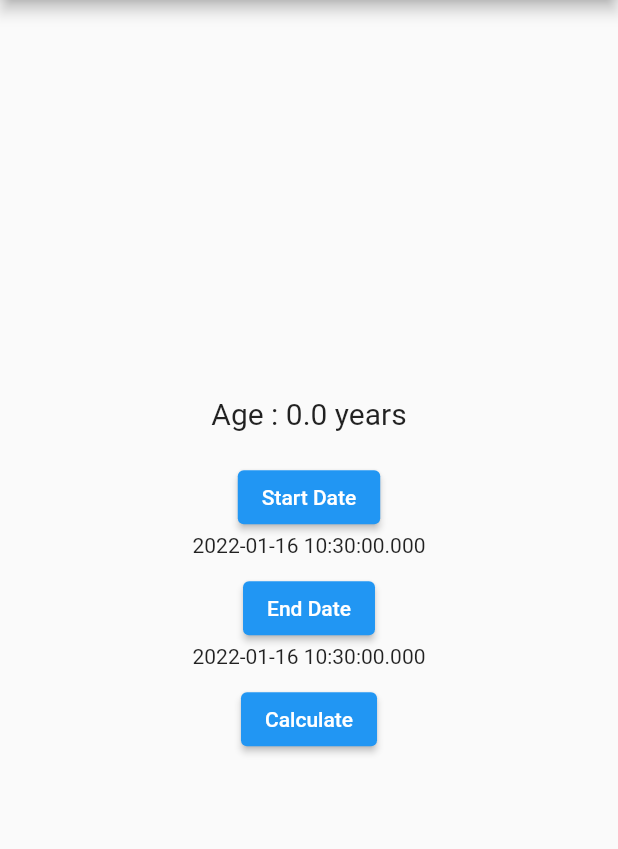
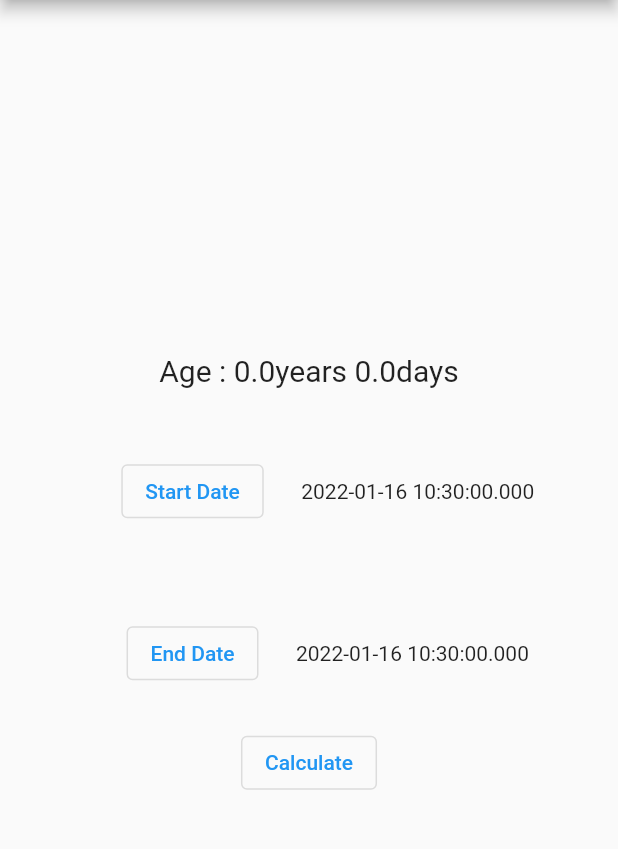
Before and after one commit to CPAD-Gazipur/Age-Calculator, a Flutter app: the screen it shows after launch, on a phone screen of 412 x 824 dp, the part 84-933 px from its top. Run offline on Flutter 3.47's test engine with Material 2 defaults, Android fonts, the phone set to English and light mode, and no system bars; our stand-ins replace get; missing offline and left inert: dart:html, month_calculator.

Commit message:
Initial commit

```diff
--- a/lib/app/modules/age_calculator/controllers/age_calculator_controller.dart
+++ b/lib/app/modules/age_calculator/controllers/age_calculator_controller.dart
@@ -6,11 +6,18 @@ class AgeCalculatorController extends GetxController {
   final startDate = DateTime.now().obs;
   final endDate = DateTime.now().obs;
 
+  // final sty = DateTime(1).obs;
+  // final endy = DateTime(365).obs;
+
   final age = 0.0.obs;
+  final age1 = 0000.0.obs;
 
   void calculateAge() {
     var dateRange = DateTimeRange(start: startDate.value, end: endDate.value);
     var months = MonthCalculator.monthsInRange(dateRange).months;
+    // var dayrange = DateTimeRange(start: sty.value, end: endy.value);
+    // var days = MonthCalculator.monthsInRange(dayrange).days;
     age.value = months / 12;
+    // age1.value = days / 12;
   }
 }
--- a/lib/app/modules/age_calculator/views/age_calculator_view.dart
+++ b/lib/app/modules/age_calculator/views/age_calculator_view.dart
@@ -1,3 +1,5 @@
+import 'dart:html';
+
 import 'package:flutter/material.dart';
 
 import 'package:get/get.dart';
@@ -18,7 +20,7 @@ class AgeCalculatorView extends GetView<AgeCalculatorController> {
           children: [
             Obx(
               () => Text(
-                "Age : ${controller.age.value} years",
+                "Age : ${controller.age.value}years ${controller.age1.value}days",
                 style: TextStyle(fontSize: 20),
               ),
             ),
@@ -28,7 +30,12 @@ class AgeCalculatorView extends GetView<AgeCalculatorController> {
             Column(
               mainAxisAlignment: MainAxisAlignment.center,
               children: [
-                ElevatedButton(
+                Row(
+                  mainAxisAlignment: MainAxisAlignment.center,
+                  children: [
+                    Padding(
+                      padding: const EdgeInsets.all(25.0),
+                      child: OutlinedButton(
                         child: Text('Start Date'),
                         onPressed: () async {
                           DateTime? date = await showDatePicker(
@@ -46,13 +53,21 @@ class AgeCalculatorView extends GetView<AgeCalculatorController> {
                           controller.startDate.value = date!;
                         },
                       ),
+                    ),
                     Obx(
                       () => Text("${controller.startDate.value}"),
+                    ),
+                  ],
                 ),
                 SizedBox(
                   height: 10,
                 ),
-                ElevatedButton(
+                Row(
+                  mainAxisAlignment: MainAxisAlignment.center,
+                  children: [
+                    Padding(
+                      padding: const EdgeInsets.all(25.0),
+                      child: OutlinedButton(
                         child: Text('End Date'),
                         onPressed: () async {
                           DateTime? date = await showDatePicker(
@@ -70,17 +85,19 @@ class AgeCalculatorView extends GetView<AgeCalculatorController> {
                           controller.endDate.value = date!;
                         },
                       ),
+                    ),
                     Obx(
                       () => Text("${controller.endDate.value}"),
                     ),
-                SizedBox(
-                  height: 10,
+                  ],
                 ),
-                ElevatedButton(
-                  child: Text('Calculate'),
+                OutlinedButton(
                   onPressed: () {
                     controller.calculateAge();
                   },
+                  child: Text(
+                    "Calculate",
+                  ),
                 ),
               ],
             ),
```
Lines whose indentation alone changed are shown as unchanged.
